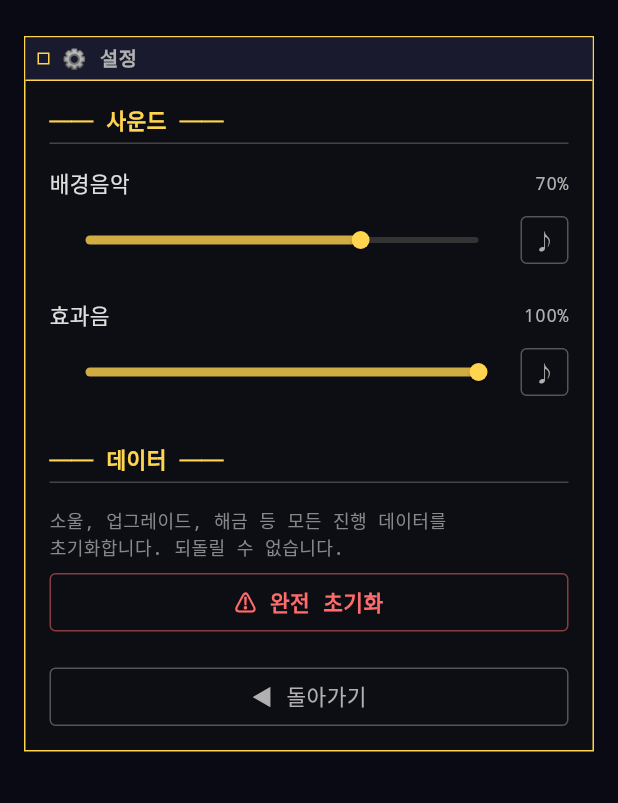
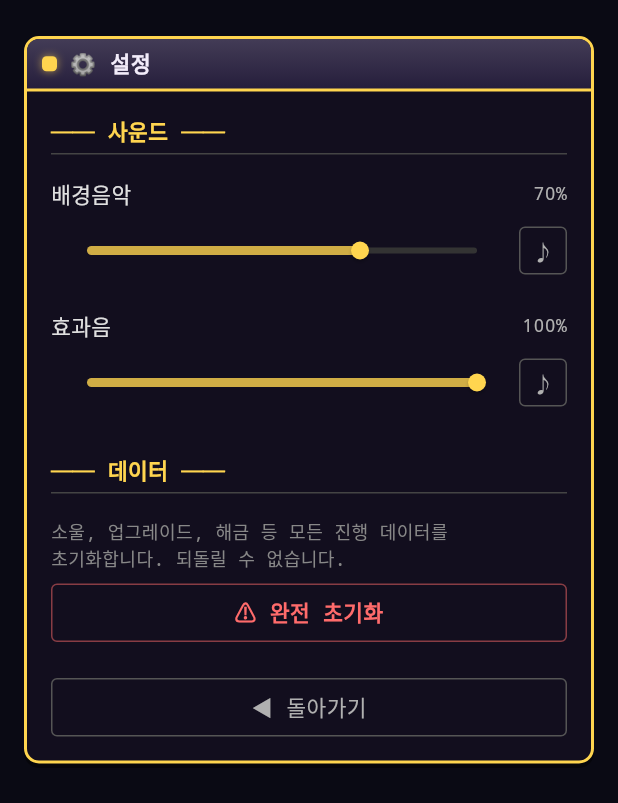
Before and after one commit to dongmin1213/beastbound, a Flutter app: the SettingsScreen screen opened by its route, on a phone screen of 412 x 824 dp. Shown: the top 803 px of the screen. Run offline on Flutter 3.47's test engine with Material 3 defaults, Android fonts, the phone set to English and light mode, and no system bars; our stand-ins replace equatable, flutter_animate, flutter_bloc, flutter_svg, go_router, logger and 1 more; missing offline and left inert: encrypt, flame, flutter_soloud; accounts and stored records are empty.

Commit message:
UI 오버홀 1: RetroWindowFrame → GBC 패널 (전 화면 공용)
터미널 단선 창틀 → 포켓몬/GBC식 핸드헬드 패널로 리스킨(API 100% 호환):
- 둥근 모서리(radius 10) + 두꺼운 테두리(2px) + 단단한 하단 그림자
- 그라데이션 타이틀 바 + 좌측 채워진 젬(글로우) + 밝은 타이틀 텍스트
- 둥근 [×] 닫기 버튼
- 기본 색 밝게(테두리 0x555→0x8A7AC0 보라 악센트, 배경 살짝 밝게)
→ 상점·이벤트·휴식·미니맵·상태창·전투 등 RetroWindowFrame 쓰는 모든 화면에 자동 적용

테스트 2299 통과 / 기존 4(신규 0).

```diff
--- a/lib/presentation/widgets/effects/retro_window_frame.dart
+++ b/lib/presentation/widgets/effects/retro_window_frame.dart
@@ -1,10 +1,11 @@
 import 'package:flutter/material.dart';
 import 'package:soul_dungeon/presentation/theme/responsive_scale.dart';
 
-/// 레트로 OS 윈도우 프레임 — "현실접속" 스타일 차용.
+/// GBC/포켓몬식 패널 프레임.
 ///
-/// 타이틀 바 + 얇은 단선 테두리 + 닫기 버튼(선택).
-/// 상점, 이벤트, 휴식, 미스터리, NPC, 미니맵, 상태창 등에 적용.
+/// 둥근 두께 테두리 + 그라데이션 타이틀 바 + 채워진 젬 장식 + (선택)닫기 버튼.
+/// 터미널 단선 창틀에서 핸드헬드 몬스터 게임 패널로 리스킨.
+/// 상점·이벤트·휴식·미스터리·NPC·미니맵·상태창·전투 등 전 화면 공용.
 class RetroWindowFrame extends StatelessWidget {
   final String title;
   final Widget child;
@@ -20,45 +21,74 @@ class RetroWindowFrame extends StatelessWidget {
     super.key,
     required this.title,
     required this.child,
-    this.titleBarColor = const Color(0xFF1A1A2E),
-    this.borderColor = const Color(0xFF555555),
-    this.backgroundColor = const Color(0xFF0D0D14),
+    this.titleBarColor = const Color(0xFF241C3A),
+    this.borderColor = const Color(0xFF8A7AC0),
+    this.backgroundColor = const Color(0xFF120E1E),
     this.onClose,
     this.expand = false,
   });
+
+  /// 색을 흰색 쪽으로 살짝 밝힘 (그라데이션 상단용).
+  Color _lighten(Color c, [double t = 0.14]) =>
+      Color.lerp(c, Colors.white, t) ?? c;
 
   @override
   Widget build(BuildContext context) {
     return Container(
       decoration: BoxDecoration(
         color: backgroundColor,
-        border: Border.all(color: borderColor, width: 1),
+        borderRadius: BorderRadius.circular(10),
+        border: Border.all(color: borderColor, width: 2),
+        // 핸드헬드 느낌의 단단한 그림자.
+        boxShadow: [
+          BoxShadow(
+            color: Colors.black.withValues(alpha: 0.45),
+            blurRadius: 0,
+            offset: const Offset(0, 3),
           ),
+        ],
+      ),
+      child: ClipRRect(
+        borderRadius: BorderRadius.circular(8),
         child: Column(
           mainAxisSize: expand ? MainAxisSize.max : MainAxisSize.min,
           crossAxisAlignment: CrossAxisAlignment.stretch,
           children: [
-          // ── 타이틀 바 ──
-          Container(
-            padding: const EdgeInsets.symmetric(horizontal: 8, vertical: 4),
+            _titleBar(context),
+            if (expand) Expanded(child: child) else child,
+          ],
+        ),
+      ),
+    );
+  }
+
+  Widget _titleBar(BuildContext context) {
+    return Container(
+      padding: const EdgeInsets.symmetric(horizontal: 10, vertical: 6),
       decoration: BoxDecoration(
-              color: titleBarColor,
-              border: Border(
-                bottom: BorderSide(color: borderColor, width: 1),
+        gradient: LinearGradient(
+          begin: Alignment.topCenter,
+          end: Alignment.bottomCenter,
+          colors: [_lighten(titleBarColor), titleBarColor],
         ),
+        border: Border(bottom: BorderSide(color: borderColor, width: 2)),
       ),
       child: Row(
         children: [
-                // 좌측 장식 도트
+          // 좌측 젬 (채워진 둥근 사각)
           Container(
-                  width: 8,
-                  height: 8,
+            width: 10,
+            height: 10,
             margin: const EdgeInsets.only(right: 8),
             decoration: BoxDecoration(
-                    border: Border.all(
               color: borderColor,
-                      width: 1,
+              borderRadius: BorderRadius.circular(3),
+              boxShadow: [
+                BoxShadow(
+                  color: borderColor.withValues(alpha: 0.6),
+                  blurRadius: 4,
                 ),
+              ],
             ),
           ),
           // 타이틀
@@ -66,8 +96,8 @@ class RetroWindowFrame extends StatelessWidget {
             child: Text(
               title,
               style: TextStyle(
-                      color: const Color(0xFFB0B0B0),
-                      fontSize: ResponsiveScale.scaleFontSize(context, 12),
+                color: const Color(0xFFF2ECFA),
+                fontSize: ResponsiveScale.scaleFontSize(context, 13),
                 fontFamily: 'monospace',
                 fontWeight: FontWeight.bold,
                 letterSpacing: 0.5,
@@ -82,18 +112,21 @@ class RetroWindowFrame extends StatelessWidget {
               child: GestureDetector(
                 onTap: onClose,
                 child: Container(
-                      width: 18,
-                      height: 18,
+                  width: 20,
+                  height: 20,
                   decoration: BoxDecoration(
-                        border: Border.all(color: borderColor, width: 1),
+                    color: backgroundColor,
+                    borderRadius: BorderRadius.circular(5),
+                    border: Border.all(color: borderColor, width: 1.5),
                   ),
                   alignment: Alignment.center,
                   child: const Text(
-                        '\u00D7',
+                    '×',
                     style: TextStyle(
-                          color: Color(0xFFB0B0B0),
+                      color: Color(0xFFF2ECFA),
                       fontSize: 14,
                       fontFamily: 'monospace',
+                      fontWeight: FontWeight.bold,
                       height: 1.0,
                     ),
                   ),
@@ -102,11 +135,6 @@ class RetroWindowFrame extends StatelessWidget {
             ),
         ],
       ),
-          ),
-          // ── 콘텐츠 영역 ──
-          if (expand) Expanded(child: child) else child,
-        ],
-      ),
     );
   }
 }
```
Lines whose indentation alone changed are shown as unchanged.
